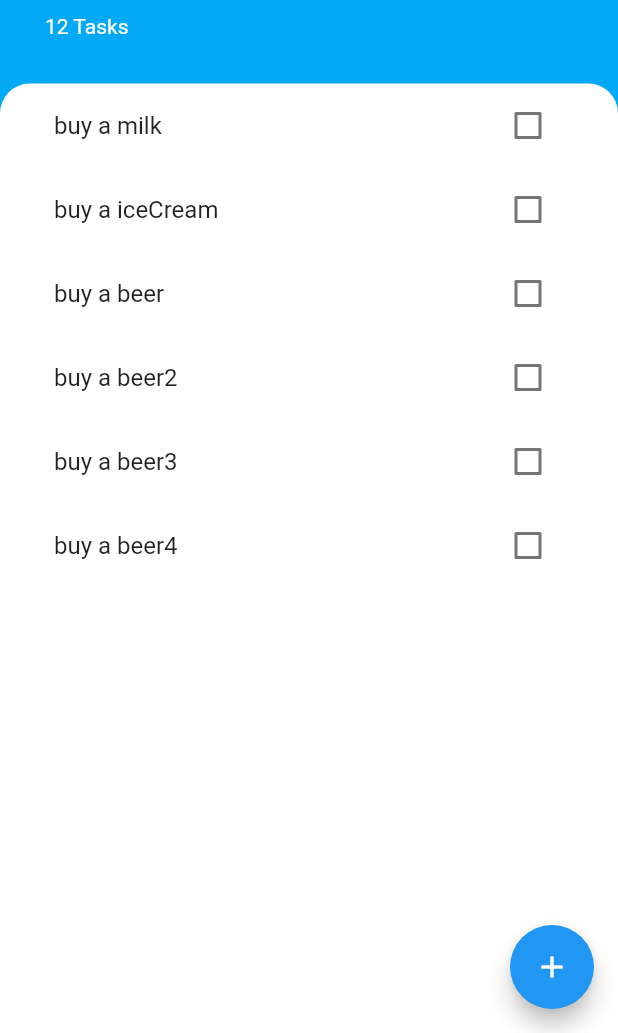
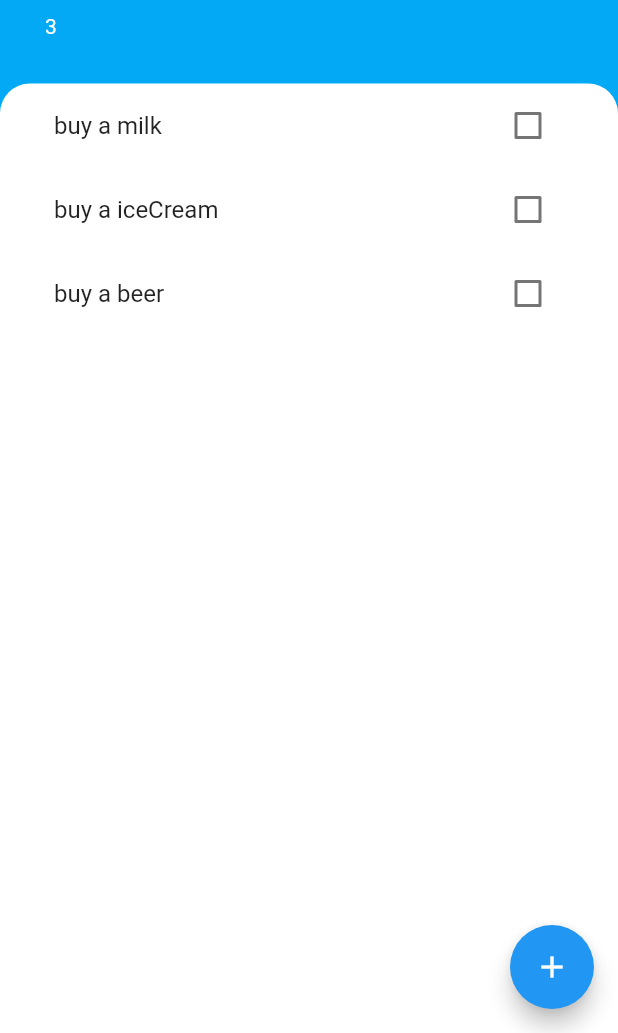
Before and after one commit to jimingoal/todoey_flutter, a Flutter app: the screen it shows after launch, on a phone screen of 412 x 824 dp, the part 203-1236 px from its top. Run offline on Flutter 3.47's test engine with Material 2 defaults, Android fonts, the phone set to English and light mode, and no system bars.

Commit message:
상태 최상위 위젯으로 올리기 - add Task

```diff
--- a/lib/screens/tasks_screen.dart
+++ b/lib/screens/tasks_screen.dart
@@ -1,8 +1,28 @@
 import 'package:flutter/material.dart';
+import 'package:todoeyflutter/models/task.dart';
+import 'package:todoeyflutter/models/tasks.dart';
 import 'package:todoeyflutter/screens/add_task_screen.dart';
 import 'package:todoeyflutter/widgets/task_list.dart';
 
-class TasksScreen extends StatelessWidget {
+class TasksScreen extends StatefulWidget {
+  // final Tasks tasks = Tasks();
+  @override
+  _TasksScreenState createState() => _TasksScreenState();
+}
+
+class _TasksScreenState extends State<TasksScreen> {
+  List<Task> tasks = [
+    Task(name: "buy a milk"),
+    Task(name: "buy a iceCream"),
+    Task(name: "buy a beer"),
+  ];
+
+  void addTaskCallback(newTaskTitle) {
+    setState(() {
+      tasks.add(Task(name: newTaskTitle));
+    });
+  }
+
   @override
   Widget build(BuildContext context) {
     return Scaffold(
@@ -36,7 +56,7 @@ class TasksScreen extends StatelessWidget {
                   height: 10,
                 ),
                 Text(
-                  '12 Tasks',
+                  '${tasks.length}',
                   style: TextStyle(
                     color: Colors.white,
                   ),
@@ -54,16 +74,16 @@ class TasksScreen extends StatelessWidget {
                   topRight: Radius.circular(20.0),
                 ),
               ),
-              child: TasksList(),
+              child: TasksList(tasks),
             ),
           ),
         ],
       ),
       floatingActionButton: FloatingActionButton(
-        onPressed: (){
+        onPressed: () {
           showModalBottomSheet(
             context: context,
-            builder: (context) => AddTaskScreen(),
+            builder: (context) => AddTaskScreen(addTaskCallback),
           );
         },
         child: Icon(Icons.add),
--- a/lib/widgets/task_list.dart
+++ b/lib/widgets/task_list.dart
@@ -5,35 +5,31 @@ import 'package:todoeyflutter/widgets/task_tile.dart';
 import 'task_tile.dart';
 
 class TasksList extends StatefulWidget {
+  final List tasks;
+
+  TasksList(this.tasks);
+
   @override
   _TasksListState createState() => _TasksListState();
 }
 
 class _TasksListState extends State<TasksList> {
-  List<Task> tasks = [
-    Task(name: "buy a milk"),
-    Task(name: "buy a iceCream"),
-    Task(name: "buy a beer"),
-    Task(name: "buy a beer2"),
-    Task(name: "buy a beer3"),
-    Task(name: "buy a beer4"),
-  ];
 
   @override
   Widget build(BuildContext context) {
     return ListView.builder(
       itemBuilder: (context, index) {
         return TaskTile(
-          taskTitle: tasks[index].name,
-          isChecked: tasks[index].isDone,
+          taskTitle: widget.tasks[index].name,
+          isChecked: widget.tasks[index].isDone,
           checkboxCallback: (checkboxState) {
             setState(() {
-              tasks[index].toggleDone();
+              widget.tasks[index].toggleDone();
             });
           },
         );
       },
-      itemCount: tasks.length,
+      itemCount: widget.tasks.length,
     );
   }
 }
```
Also changed, not shown: lib/models/tasks.dart (added, +22 -0 lines), lib/screens/add_task_screen.dart (+14 -1 lines).
